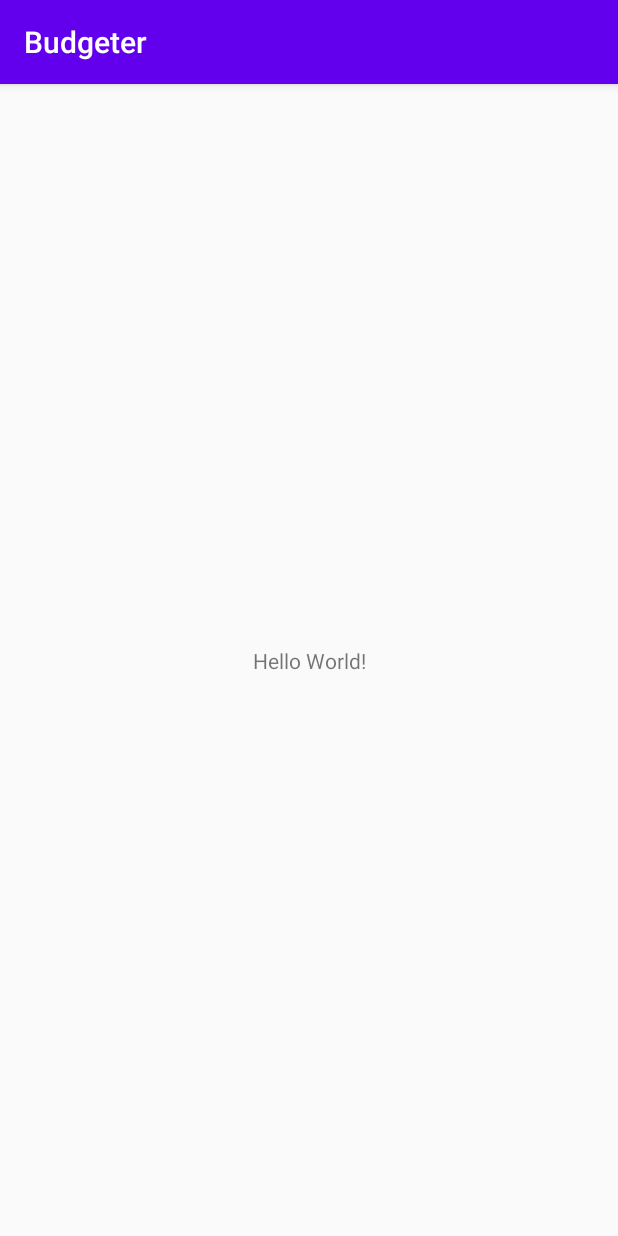
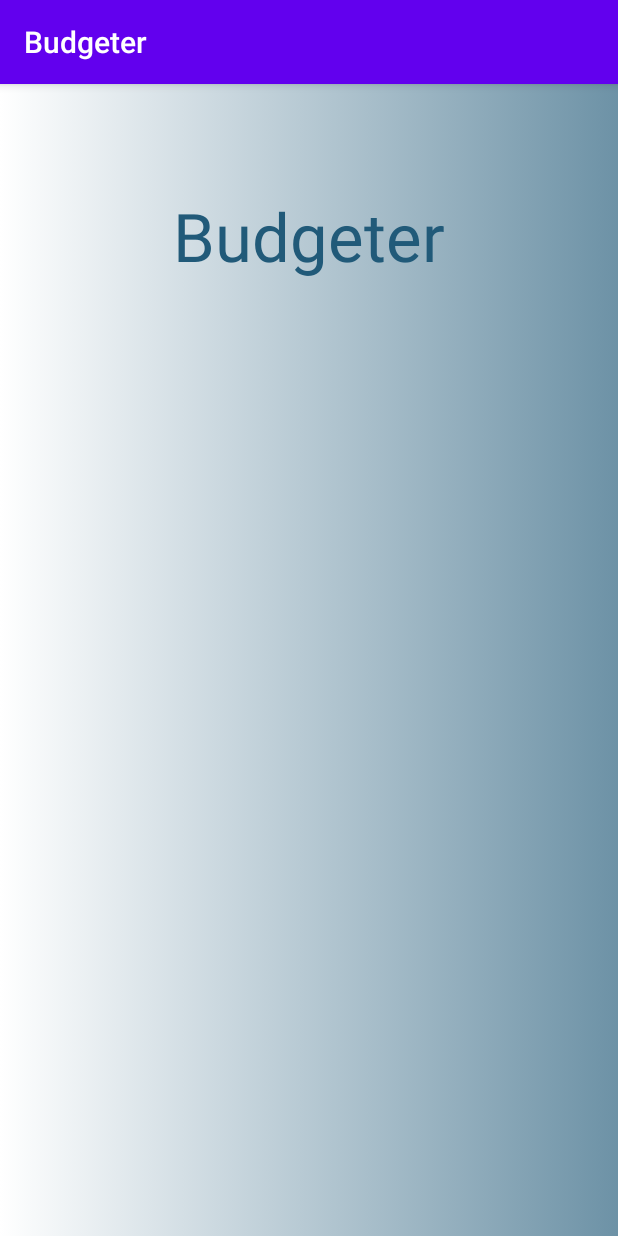
Before and after one commit to OliPaul/Budgeter-kotlin-app, an Android app: the MainActivity screen opened directly, with no data from a screen before it, on a phone screen of 412 x 824 dp. Run offline under Robolectric (Android 15) with nearby library versions, the phone set to English and light mode, and no system bars.

Commit message:
Fix some bug

```diff
--- a/app/src/main/AndroidManifest.xml
+++ b/app/src/main/AndroidManifest.xml
@@ -34,6 +34,12 @@
         <activity android:name=".spend.SpendListActivity"
                   android:theme="@style/AppTheme.NoActionBar">
         </activity>
+        <activity android:name=".messtats.StatListActivity"
+                  android:theme="@style/AppTheme.NoActionBar">
+        </activity>
+        <activity android:name=".messtats.StatSemaineListActivity"
+                  android:theme="@style/AppTheme.NoActionBar">
+        </activity>
     </application>
 
 </manifest>
--- a/app/src/main/java/com/group10/budgeter/messtats/MesStats.kt
+++ b/app/src/main/java/com/group10/budgeter/messtats/MesStats.kt
@@ -1,8 +1,3 @@
 package com.group10.budgeter.messtats
 
-import androidx.appcompat.app.AppCompatActivity
-import com.group10.budgeter.spend.OnSpendClicked
-import com.group10.budgeter.spend.Spend
-import java.util.*
-
 data class MesStats(val statmois: String, val statAmount: Double);
--- a/app/src/main/java/com/group10/budgeter/messtats/holder/StatListViewHolder.kt
+++ b/app/src/main/java/com/group10/budgeter/messtats/holder/StatListViewHolder.kt
@@ -8,8 +8,6 @@ import androidx.recyclerview.widget.RecyclerView
 import com.group10.budgeter.R
 import com.group10.budgeter.messtats.MesStats
 import com.group10.budgeter.messtats.onStatClicked
-import com.group10.budgeter.spend.OnSpendClicked
-import com.group10.budgeter.spend.Spend
 
 class StatListViewHolder(inflater: LayoutInflater, parent: ViewGroup):
     RecyclerView.ViewHolder(inflater.inflate(R.layout.messtat_list_layout,parent,false)),
@@ -23,8 +21,8 @@ class StatListViewHolder(inflater: LayoutInflater, parent: ViewGroup):
 
 
     init {
-        statmoisText = itemView.findViewById(R.id.spend_title_text);
-        statAmountText = itemView.findViewById(R.id.spend_amount_text);
+        statmoisText = itemView.findViewById(R.id.stat_mois_text);
+        statAmountText = itemView.findViewById(R.id.stat_amount_text);
     }
 
     fun bind(stat: MesStats, onStatClicked: onStatClicked){
--- a/app/src/main/java/com/group10/budgeter/messtats/holder/StatSemaineListViewHolder.kt
+++ b/app/src/main/java/com/group10/budgeter/messtats/holder/StatSemaineListViewHolder.kt
@@ -19,7 +19,6 @@ RecyclerView.ViewHolder(inflater.inflate(R.layout.messtat_semaine_list_layout,pa
     private var semaineTitleText: TextView? = null;
     private var statsDateText: TextView? = null;
     private var statsAmountText: TextView? = null;
-    private var messtatsemaine: MesStatsSemaine? = null;
 
     init {
         semaineTitleText = itemView.findViewById(R.id.messtatssemaine_title_text);
@@ -28,13 +27,11 @@ RecyclerView.ViewHolder(inflater.inflate(R.layout.messtat_semaine_list_layout,pa
     }
 
     fun bind(statsemaine: MesStatsSemaine){
-        // this.statsemaine = statsemaine;
 
         semaineTitleText?.text = statsemaine.semaineTitle;
         statsDateText?.text = statsemaine.statsDate.toString();
         statsAmountText?.text = statsemaine.statsAmount.toString() + "€";
 
-
     }
 
 
--- a/app/src/main/java/com/group10/budgeter/spend/NewSpendActivity.kt
+++ b/app/src/main/java/com/group10/budgeter/spend/NewSpendActivity.kt
@@ -32,7 +32,7 @@ class NewSpendActivity: AppCompatActivity(), View.OnClickListener {
                 spend_amount.text.toString().toDouble(),
                 spend_category.text.toString(),
                 spend_comment?.text.toString(),
-                Date(),
+                Date().toString(),
                 "user01"
             );
 
--- a/app/src/main/java/com/group10/budgeter/spend/Spend.kt
+++ b/app/src/main/java/com/group10/budgeter/spend/Spend.kt
@@ -2,4 +2,4 @@ package com.group10.budgeter.spend
 
 import java.util.*
 
-data class Spend(var spendTitle: String, var spendAmount: Double, var spendCategory: String, var spendComment: String, var spendDate: Date, var userID: String);
+data class Spend(var spendTitle: String, var spendAmount: Double, var spendCategory: String, var spendComment: String, var spendDate: String, var userID: String);
--- a/app/src/main/java/com/group10/budgeter/splashscreen/SplashScreenActivity.kt
+++ b/app/src/main/java/com/group10/budgeter/splashscreen/SplashScreenActivity.kt
@@ -7,6 +7,7 @@ import androidx.appcompat.app.AppCompatActivity
 import com.group10.budgeter.MainActivity
 import com.group10.budgeter.R
 import com.group10.budgeter.intro.FirstIntroActivity
+import com.group10.budgeter.messtats.StatListActivity
 import com.group10.budgeter.spend.NewSpendActivity
 import com.group10.budgeter.spend.SpendListActivity
 import java.util.*
@@ -23,7 +24,7 @@ class SplashScreenActivity: AppCompatActivity() {
     fun navigateToRightActivity(){
         //Go to another activity after
         Handler().postDelayed({
-            startActivity(Intent(this, FirstIntroActivity::class.java))
+            startActivity(Intent(this, NewSpendActivity::class.java))
         }, 5000)
     }
 
--- a/app/src/main/res/layout/activity_main.xml
+++ b/app/src/main/res/layout/activity_main.xml
@@ -5,14 +5,22 @@
         xmlns:app="http://schemas.android.com/apk/res-auto"
         android:layout_width="match_parent"
         android:layout_height="match_parent"
+        android:background="@drawable/background_color"
         tools:context=".MainActivity">
+
     <TextView
-            android:layout_width="wrap_content"
+            android:layout_width="120pt"
             android:layout_height="wrap_content"
-            android:text="Hello World!"
-            app:layout_constraintBottom_toBottomOf="parent"
-            app:layout_constraintLeft_toLeftOf="parent"
-            app:layout_constraintRight_toRightOf="parent"
-            app:layout_constraintTop_toTopOf="parent"/>
+            android:text="@string/app_name"
+            app:layout_constraintEnd_toEndOf="parent"
+            app:layout_constraintStart_toStartOf="parent"
+            app:layout_constraintTop_toTopOf="parent"
+            android:layout_marginTop="32pt"
+            android:textSize="20pt"
+            android:fontFamily="@font/cutive"
+            android:textColor="@color/customColorBlue"
+            android:textAlignment="center"
+            android:layout_gravity="center_horizontal"
+            android:layout_marginBottom="10pt"/>
 
 </androidx.constraintlayout.widget.ConstraintLayout>
--- a/app/src/main/res/layout/activity_messtat_list.xml
+++ b/app/src/main/res/layout/activity_messtat_list.xml
@@ -47,7 +47,7 @@
             android:layout_marginTop="5pt"/>
 
     <androidx.recyclerview.widget.RecyclerView
-            android:id="@+id/recyclerViewstat"
+            android:id="@+id/recyclerViewStat"
             android:layout_width="0dp"
             android:layout_height="0dp"
             android:layout_marginStart="10dp"
```
Also changed, not shown: app/src/main/java/com/group10/budgeter/messtats/StatListActivity.kt (+19 -5 lines), app/src/main/java/com/group10/budgeter/messtats/StatSemaineListActivity.kt (+12 -4 lines), app/src/main/java/com/group10/budgeter/spend/SpendListActivity.kt (+1 -16 lines).
